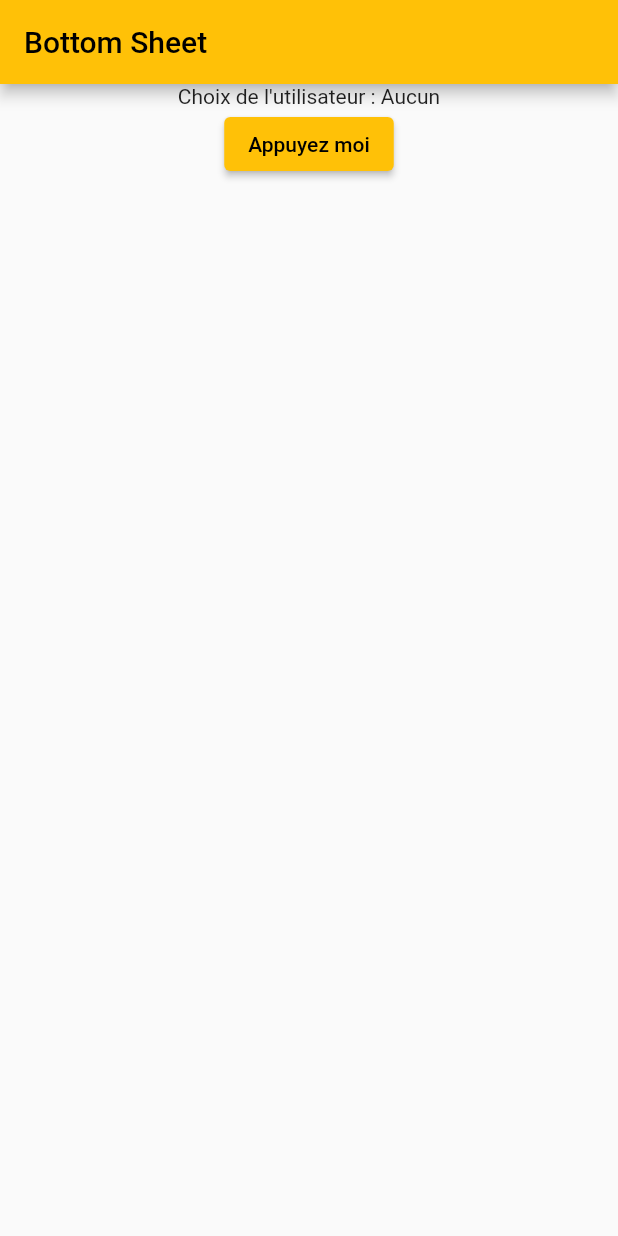
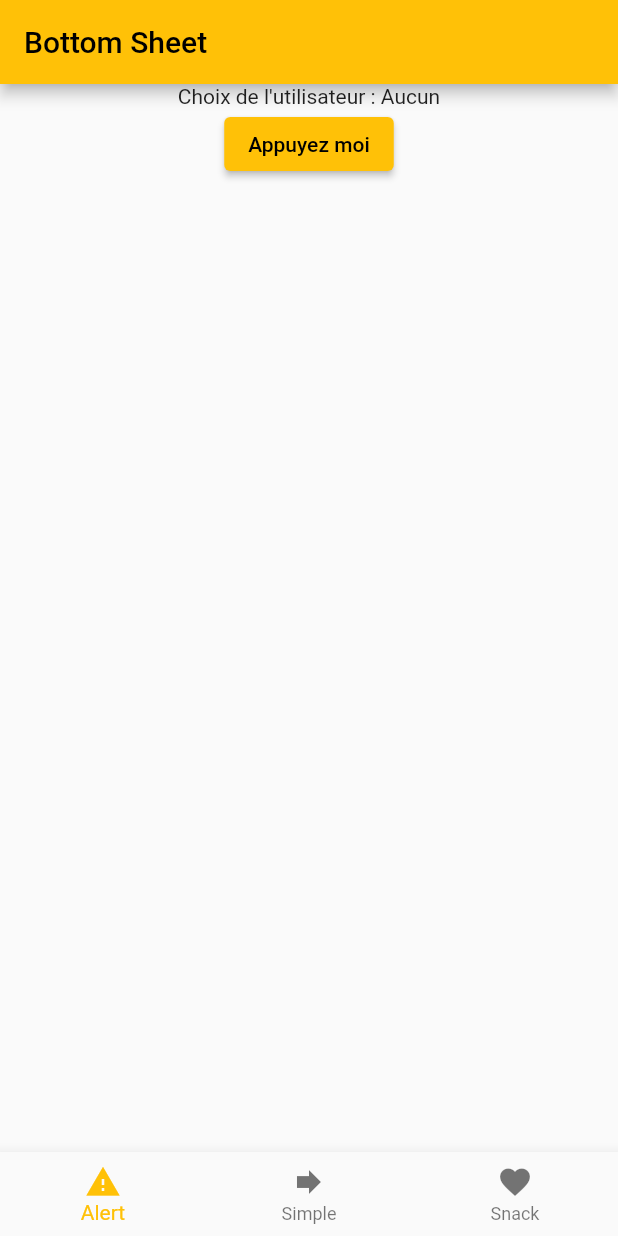
Before and after one commit to fabienlierville/flutter_ril21-2_navigation, a Flutter app: the screen it shows after launch, on a phone screen of 412 x 824 dp. Run offline on Flutter 3.47's test engine with Material 2 defaults, Android fonts, the phone set to English and light mode, and no system bars.

Commit message:
Navigation : Bottom

```diff
--- a/lib/pages/page_bottom.dart
+++ b/lib/pages/page_bottom.dart
@@ -28,6 +28,26 @@ class _PageBottomState extends State<PageBottom> {
             ),
           ],
         )
+      ),
+      bottomNavigationBar: BottomNavigationBar(
+        items: [
+          BottomNavigationBarItem(icon: Icon(Icons.warning), label: "Alert"),
+          BottomNavigationBarItem(icon: Icon(Icons.forward), label: "Simple"),
+          BottomNavigationBarItem(icon: Icon(Icons.favorite), label: "Snack"),
+        ],
+        onTap: (int index){
+          switch(index){
+            case 0:
+              print("Goto PAge Alerte");
+              break;
+            case 1:
+              print("Goto PAge Simple");
+              break;
+            case 2:
+              print("Goto PAge Snack");
+              break;
+          }
+        },
       ),
     );
   }
```
